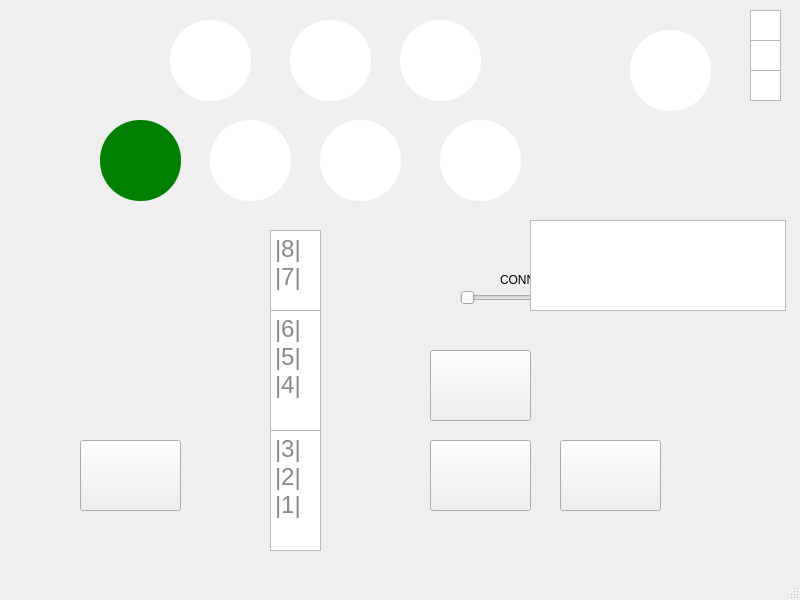
This is 3004F22/mainwindow.ui in Aiden-Molyneaux/CESdevice-software as Qt 5 draws it before an edit. The edited form follows.
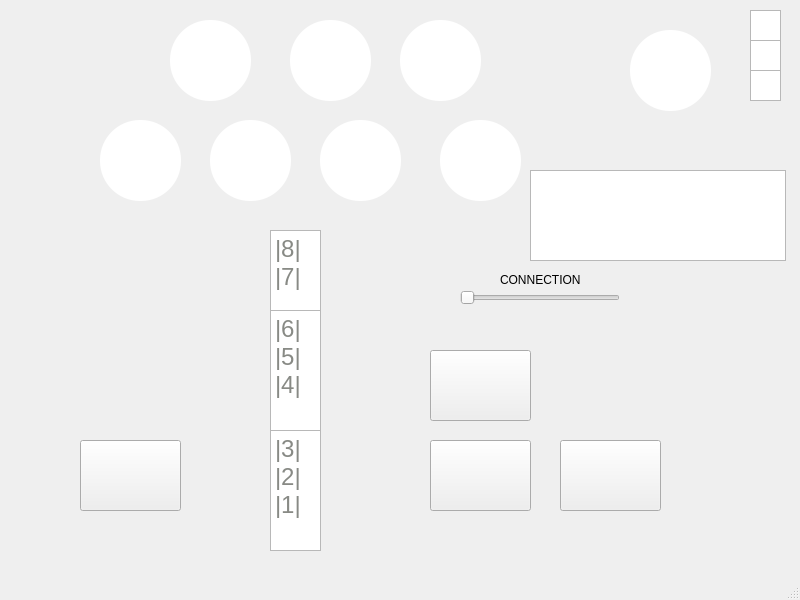
This is the edited form. Icons and pictures are not drawn.

The edit to the form file:
```diff
--- a/3004F22/mainwindow.ui
+++ b/3004F22/mainwindow.ui
@@ -187,7 +187,7 @@
     <property name="styleSheet">
      <string notr="true">QPushButton {
 	border-image: url(:/icons/delta.png);
-	background-color: green;
+	background-color: white;
 	border-radius: 40;
 }</string>
     </property>
@@ -381,7 +381,7 @@
     <property name="geometry">
      <rect>
       <x>530</x>
-      <y>220</y>
+      <y>170</y>
       <width>256</width>
       <height>91</height>
      </rect>
```
